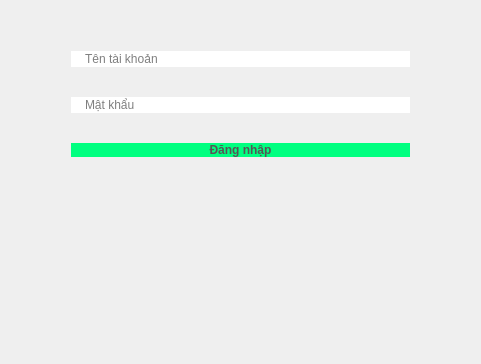
First picture: the form in signin.ui, repository duydvu/Library, before the edit.
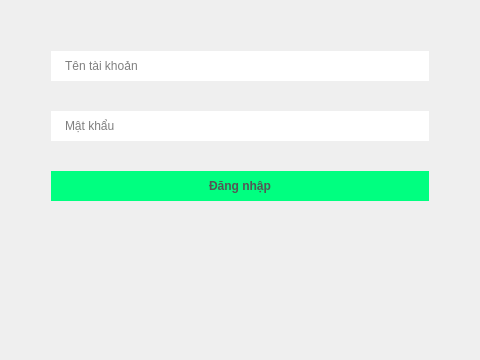
Second picture: the form after the edit.

Commit message:
add features, change layouts
Admin and librarian can control book lending request from user.
Change main window layout and 1 part of admin window.

Patch:
```diff
--- a/signin.ui
+++ b/signin.ui
@@ -6,8 +6,8 @@
    <rect>
     <x>0</x>
     <y>0</y>
-    <width>481</width>
-    <height>364</height>
+    <width>480</width>
+    <height>360</height>
    </rect>
   </property>
   <property name="windowTitle">
@@ -15,22 +15,9 @@
   </property>
   <layout class="QHBoxLayout" name="horizontalLayout_2">
    <item>
-    <layout class="QHBoxLayout" name="horizontalLayout" stretch="0,5,0">
+    <layout class="QHBoxLayout" name="horizontalLayout" stretch="5">
      <item>
-      <spacer name="horizontalSpacer">
-       <property name="orientation">
-        <enum>Qt::Horizontal</enum>
-       </property>
-       <property name="sizeHint" stdset="0">
-        <size>
-         <width>40</width>
-         <height>20</height>
-        </size>
-       </property>
-      </spacer>
-     </item>
-     <item>
-      <layout class="QVBoxLayout" name="verticalLayout" stretch="0,2,2,2,2,0">
+      <layout class="QVBoxLayout" name="verticalLayout" stretch="0,2,2,2,2,1">
        <property name="spacing">
         <number>30</number>
        </property>
@@ -38,13 +25,13 @@
         <enum>QLayout::SetDefaultConstraint</enum>
        </property>
        <property name="leftMargin">
-        <number>20</number>
+        <number>40</number>
        </property>
        <property name="topMargin">
         <number>0</number>
        </property>
        <property name="rightMargin">
-        <number>20</number>
+        <number>40</number>
        </property>
        <property name="bottomMargin">
         <number>0</number>
@@ -64,8 +51,15 @@
        </item>
        <item>
         <widget class="QLineEdit" name="AccountEdit">
+         <property name="minimumSize">
+          <size>
+           <width>152</width>
+           <height>30</height>
+          </size>
+         </property>
          <property name="styleSheet">
-          <string notr="true">border-width: 0px;
+          <string notr="true">height: 30px;
+border-width: 0px;
 border-radius: 16px;
 background-color: white;
 padding-left: 12px;
@@ -78,8 +72,15 @@
        </item>
        <item>
         <widget class="QLineEdit" name="PasswordEdit">
+         <property name="minimumSize">
+          <size>
+           <width>152</width>
+           <height>30</height>
+          </size>
+         </property>
          <property name="styleSheet">
-          <string notr="true">border-width: 0px;
+          <string notr="true">height: 30px;
+border-width: 0px;
 border-radius: 16px;
 background-color: white;
 padding-left: 12px;
@@ -95,12 +96,19 @@
        </item>
        <item>
         <widget class="QPushButton" name="LogInButton">
+         <property name="minimumSize">
+          <size>
+           <width>152</width>
+           <height>30</height>
+          </size>
+         </property>
          <property name="cursor">
           <cursorShape>PointingHandCursor</cursorShape>
          </property>
          <property name="styleSheet">
           <string notr="true">#LogInButton 
 {
+	height:30px;
 	border-width: 0px;
 	border-radius: 16px;
 	font: 15pt &quot;Myriad Pro Cond&quot;;
@@ -129,7 +137,8 @@
        <item>
         <widget class="QLabel" name="ResultLabel">
          <property name="styleSheet">
-          <string notr="true">text-align: center;
+          <string notr="true">height: 30px;
+text-align: center;
 font: 63 12pt &quot;Myriad Pro Light&quot;;</string>
          </property>
          <property name="text">
@@ -155,19 +164,6 @@
        </item>
       </layout>
      </item>
-     <item>
-      <spacer name="horizontalSpacer_2">
-       <property name="orientation">
-        <enum>Qt::Horizontal</enum>
-       </property>
-       <property name="sizeHint" stdset="0">
-        <size>
-         <width>40</width>
-         <height>20</height>
-        </size>
-       </property>
-      </spacer>
-     </item>
     </layout>
    </item>
   </layout>
```
The commit also changes 43 other files.
